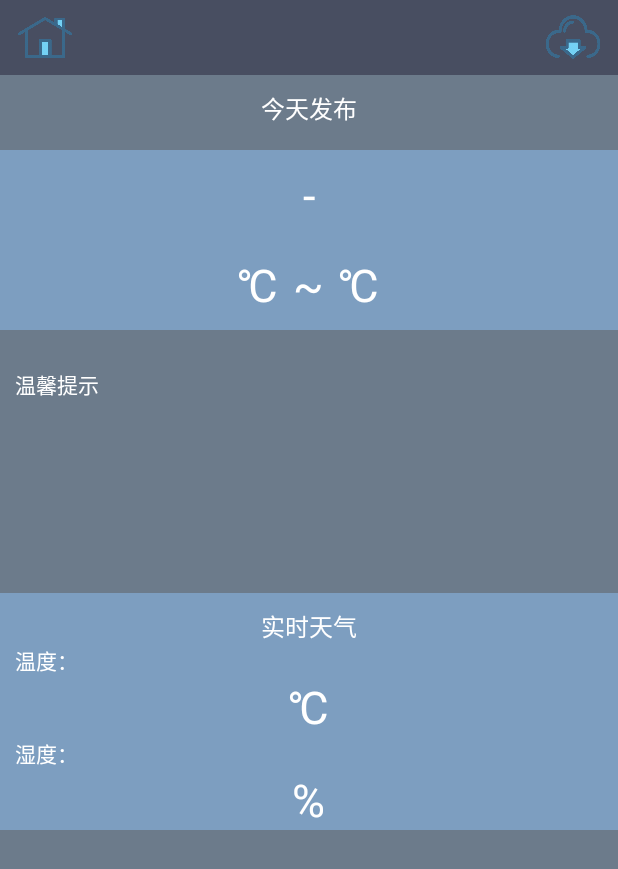
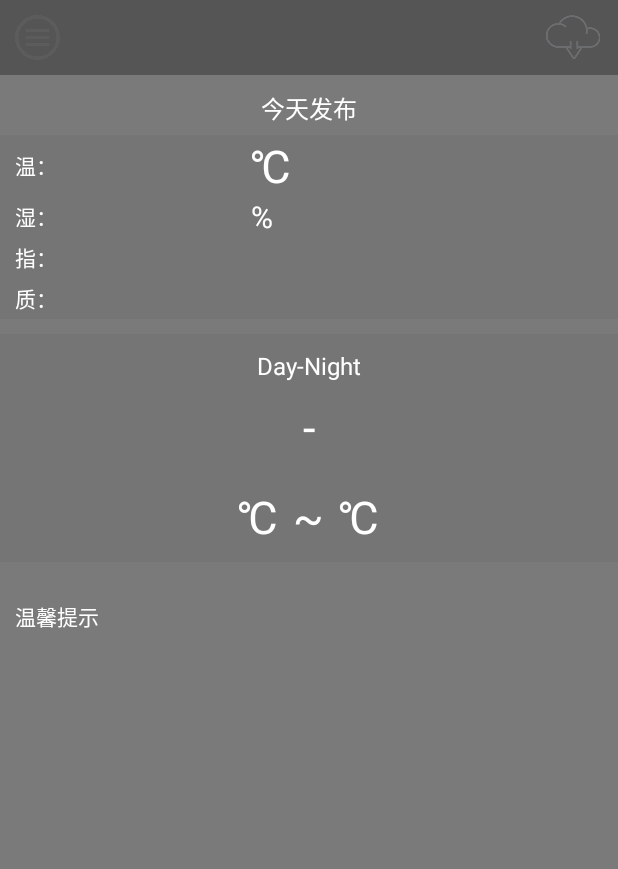
Before and after one commit to NPCMX/JustWeather, an Android app: the WeatherActivity screen opened directly, with no data from a screen before it, on a phone screen of 412 x 824 dp. Shown: the top 869 px of the screen. Run offline under Robolectric (Android 15) with nearby library versions, the phone set to English and light mode, and no system bars.

Commit message:
make views the better,add more information.

```diff
--- a/app/src/main/AndroidManifest.xml
+++ b/app/src/main/AndroidManifest.xml
@@ -8,7 +8,7 @@
 
     <application
         android:allowBackup="true"
-        android:icon="@drawable/logo"
+        android:icon="@drawable/logo2"
         android:label="@string/app_name"
         android:supportsRtl="true"
         android:theme="@style/AppTheme">
--- a/app/src/main/java/com/npcmx/justweather/app/activity/WeatherActivity.java
+++ b/app/src/main/java/com/npcmx/justweather/app/activity/WeatherActivity.java
@@ -32,8 +32,10 @@ public class WeatherActivity extends Activity implements View.OnClickListener {
     private TextView maxTempText;
 //    private TextView currentDateText;
     private TextView nowTempText;
-    private TextView nowZiwaixText;
+    private TextView nowWaterText;
     private TextView suggestionText;
+    private TextView airApiText;
+    private TextView airQltyText;
     private Button switchCity;
     private Button refreshWeather;
 
@@ -52,9 +54,10 @@ public class WeatherActivity extends Activity implements View.OnClickListener {
         weatherDespText = (TextView)findViewById(R.id.weather_desp);
         maxTempText = (TextView)findViewById(R.id.temp_max);
         minTempText = (TextView)findViewById(R.id.temp_min);
-//        currentDateText = (TextView)findViewById(R.id.current_date);
+        airApiText = (TextView)findViewById(R.id.now_api);
+        airQltyText = (TextView)findViewById(R.id.now_qlty);
         nowTempText = (TextView)findViewById(R.id.now_tem);
-        nowZiwaixText = (TextView)findViewById(R.id.now_ziwaix);
+        nowWaterText = (TextView)findViewById(R.id.now_water);
         suggestionText = (TextView)findViewById(R.id.suggest_text_view);
         suggestionText.setMovementMethod(ScrollingMovementMethod.getInstance());
 
@@ -139,7 +142,9 @@ public class WeatherActivity extends Activity implements View.OnClickListener {
 //        currentDateText.setText(prefs.getString("current_date",""));
         publishText.setText("今天"+prefs.getString("publish_time","")+"发布");
         nowTempText.setText(prefs.getString("now_temp","")+"℃");
-        nowZiwaixText.setText(prefs.getString("now_Hum","")+"%");
+        nowWaterText.setText(prefs.getString("now_Hum","")+"%");
+        airApiText.setText(prefs.getString("air_aqi",""));
+        airQltyText.setText(prefs.getString("air_qlty",""));
         suggestionText.setText("   "+prefs.getString("suggestion",""));
 
         weatherInfoLayout.setVisibility(View.VISIBLE);
--- a/app/src/main/java/com/npcmx/justweather/app/util/Utility.java
+++ b/app/src/main/java/com/npcmx/justweather/app/util/Utility.java
@@ -107,7 +107,6 @@ public class Utility {
             JSONObject jsonObject = jsonArray.getJSONObject(0);
 
             JSONArray jsonArrayDaily = jsonObject.getJSONArray("daily_forecast");
-
             JSONObject jsonObjecDate = jsonArrayDaily.getJSONObject(0);
 
             JSONObject jsonObjectDesp = jsonObjecDate.getJSONObject("cond");
@@ -117,6 +116,11 @@ public class Utility {
             JSONObject jsonObjectTmp = jsonObjecDate.getJSONObject("tmp");
             String minTemp = jsonObjectTmp.getString("min");
             String maxTemp = jsonObjectTmp.getString("max");
+
+            JSONObject jsonObjectAqi = jsonObject.getJSONObject("aqi");
+            JSONObject jsonObjectAqiX = jsonObjectAqi.getJSONObject("city");
+            String airAqi = jsonObjectAqiX.getString("aqi");
+            String airQlty = jsonObjectAqiX.getString("qlty");
 
             JSONObject jsonObjectCity = jsonObject.getJSONObject("basic");
             String cityName = jsonObjectCity.getString("city");
@@ -142,7 +146,7 @@ public class Utility {
                     +","+jsonObjectSug3.getString("txt");
 
             saveWeatherInfo(context,cityName,weatherCode,minTemp,maxTemp,weatherDespDay,weatherDespNig,
-                    publishTime,nowTem,nowHum,suggestion);
+                    publishTime,nowTem,nowHum,suggestion,airAqi,airQlty);
 
         } catch (JSONException e) {
             e.printStackTrace();
@@ -154,7 +158,7 @@ public class Utility {
      * */
     public static void saveWeatherInfo(Context context,String cityName,String weatherCode,String minTemp,
                                        String maxTemp,String weatherDespDay,String weatherDespNig,String publishTime,
-                                        String nowTem,String nowHum,String suggestion){
+                                        String nowTem,String nowHum,String suggestion,String airAqi,String airQlty){
         SimpleDateFormat sdf = new SimpleDateFormat("yyyy年M月d日", Locale.CHINA);
 
         SharedPreferences.Editor editor = PreferenceManager.getDefaultSharedPreferences(context).edit();
@@ -169,6 +173,8 @@ public class Utility {
         editor.putString("current_date",sdf.format(new Date()));
         editor.putString("now_temp",nowTem);
         editor.putString("now_Hum",nowHum);
+        editor.putString("air_aqi",airAqi);
+        editor.putString("air_qlty",airQlty);
         editor.putString("suggestion",suggestion);
         editor.commit();
     }
--- a/app/src/main/res/layout/choose_area.xml
+++ b/app/src/main/res/layout/choose_area.xml
@@ -7,7 +7,7 @@
     <RelativeLayout
         android:layout_width="match_parent"
         android:layout_height="50dp"
-        android:background="#484161">
+        android:background="#555555">
 
         <TextView
             android:id="@+id/title_text"
--- a/app/src/main/res/layout/weather_layout.xml
+++ b/app/src/main/res/layout/weather_layout.xml
@@ -8,17 +8,17 @@
     <RelativeLayout
         android:layout_width="match_parent"
         android:layout_height="50dp"
-        android:background="#484E61"
+        android:background="#555555"
         >
 
         <Button
             android:id="@+id/switch_city"
-            android:layout_width="40dp"
+            android:layout_width="30dp"
             android:layout_height="30dp"
             android:layout_centerVertical="true"
             android:layout_alignParentLeft="true"
             android:layout_marginLeft="10dp"
-            android:background="@drawable/home"/>
+            android:background="@drawable/menu"/>
 
         <TextView
             android:id="@+id/city_name"
@@ -36,14 +36,14 @@
             android:layout_centerVertical="true"
             android:layout_alignParentRight="true"
             android:layout_marginRight="10dp"
-            android:background="@drawable/refresh"/>
+            android:background="@drawable/update"/>
     </RelativeLayout>
 
     <RelativeLayout
         android:layout_width="match_parent"
         android:layout_weight="1"
         android:layout_height="0dp"
-        android:background="#6C7B8B"
+        android:background="#7A7A7A"
         >
 
         <TextView
@@ -56,15 +56,111 @@
             android:textSize="16sp"
             />
 
-        <LinearLayout
+        <TableLayout
             android:id="@+id/weather_info_layout"
             android:layout_centerHorizontal="true"
             android:layout_width="match_parent"
             android:layout_height="wrap_content"
-            android:layout_marginTop="50dp"
+            android:layout_marginTop="40dp"
+            android:background="#757575"
+            >
+            <TableRow>
+                <TextView
+                    android:layout_gravity="center_vertical"
+                    android:textColor="#fff"
+                    android:layout_width="0dp"
+                    android:layout_weight="1"
+                    android:gravity=""
+                    android:text="温："
+                    android:layout_marginLeft="10dp"
+                    />
+                <TextView
+                    android:layout_width="0dp"
+                    android:layout_weight="2"
+                    android:id="@+id/now_tem"
+                    android:textColor="#fff"
+                    android:layout_marginLeft="35dp"
+                    android:textSize="30dp"
+                    />
+            </TableRow>
+
+            <TableRow>
+                <TextView
+                    android:layout_gravity="center_vertical"
+                    android:layout_width="0dp"
+                    android:layout_weight="1"
+                    android:textColor="#fff"
+                    android:text="湿："
+                    android:layout_marginLeft="10dp"
+                    />
+                <TextView
+                    android:id="@+id/now_water"
+                    android:layout_width="0dp"
+                    android:layout_weight="2"
+                    android:textColor="#fff"
+                    android:layout_marginLeft="35dp"
+                    android:textSize="20dp"
+                    />
+            </TableRow>
+
+            <TableRow>
+                <TextView
+                    android:layout_gravity="center_vertical"
+                    android:layout_width="0dp"
+                    android:layout_weight="1"
+                    android:textColor="#fff"
+                    android:text="指："
+                    android:layout_marginLeft="10dp"
+                    />
+                <TextView
+                    android:id="@+id/now_api"
+                    android:layout_width="0dp"
+                    android:layout_weight="2"
+                    android:textColor="#fff"
+                    android:layout_marginLeft="35dp"
+                    android:textSize="20dp"
+                    />
+            </TableRow>
+
+            <TableRow>
+                <TextView
+                    android:layout_gravity="center_vertical"
+                    android:layout_width="0dp"
+                    android:layout_weight="1"
+                    android:textColor="#fff"
+                    android:text="质："
+                    android:layout_marginLeft="10dp"
+                    />
+                <TextView
+                    android:id="@+id/now_qlty"
+                    android:layout_width="0dp"
+                    android:layout_weight="2"
+                    android:textColor="#fff"
+                    android:layout_marginLeft="35dp"
+                    android:textSize="20dp"
+                    />
+            </TableRow>
+
+
+        </TableLayout>
+
+        <LinearLayout
+            android:id="@+id/weather_info_layout_2"
+            android:layout_width="match_parent"
+            android:layout_height="wrap_content"
             android:orientation="vertical"
-            android:background="#7D9EC0"
-            >
+            android:layout_marginTop="10dp"
+            android:layout_below="@id/weather_info_layout"
+            android:background="#757575">
+            <TextView
+                android:layout_width="wrap_content"
+                android:layout_height="wrap_content"
+                android:layout_gravity="center_horizontal"
+                android:layout_marginTop="10dp"
+                android:textColor="#fff"
+                android:textSize="16sp"
+                android:text="Day-Night"
+                />
 
             <TextView
                 android:id="@+id/weather_desp"
@@ -111,15 +207,16 @@
                     />
             </LinearLayout>
 
+
         </LinearLayout>
 
         <LinearLayout
-            android:id="@+id/weather_info_layout_2"
+            android:id="@+id/weather_info_layout_3"
             android:layout_width="match_parent"
             android:layout_height="wrap_content"
             android:orientation="vertical"
             android:layout_marginTop="25dp"
-            android:layout_below="@id/weather_info_layout"
+            android:layout_below="@id/weather_info_layout_2"
             >
 
             <TextView
@@ -133,68 +230,14 @@
                 android:id="@+id/suggest_text_view"
                 android:layout_gravity="center_horizontal"
                 android:layout_width="300dp"
-                android:layout_height="90dp"
+                android:layout_height="126dp"
                 android:scrollbars="vertical"
                 android:singleLine="false"
-                android:maxLines="5"
-                android:textSize="15sp"
+                android:textSize="17sp"
                 android:textColor="#fff"
                 />
 
         </LinearLayout>
-
-        <LinearLayout
-            android:id="@+id/weather_info_layout_3"
-            android:layout_width="match_parent"
-            android:layout_height="wrap_content"
-            android:orientation="vertical"
-            android:layout_marginTop="30dp"
-            android:layout_below="@id/weather_info_layout_2"
-            android:background="#7D9EC0">
-            <TextView
-                android:layout_width="wrap_content"
-                android:layout_height="wrap_content"
-                android:layout_gravity="center_horizontal"
-                android:layout_marginTop="10dp"
-                android:textColor="#fff"
-                android:textSize="16sp"
-                android:text="实时天气"
-                />
-
-            <TextView
-                android:layout_width="wrap_content"
-                android:layout_height="wrap_content"
-                android:textColor="#fff"
-                android:text="温度："
-                android:layout_marginLeft="10dp"
-                />
-            <TextView
-                android:id="@+id/now_tem"
-                android:layout_width="wrap_content"
-                android:layout_height="wrap_content"
-                android:layout_gravity="center_horizontal"
-                android:textColor="#fff"
-                android:textSize="30dp"
-                />
-            <TextView
-                android:layout_width="wrap_content"
-                android:layout_height="wrap_content"
-                android:textColor="#fff"
-                android:text="湿度："
-                android:layout_marginLeft="10dp"
-                />
-            <TextView
-                android:id="@+id/now_ziwaix"
-                android:layout_width="wrap_content"
-                android:layout_height="wrap_content"
-                android:layout_gravity="center_horizontal"
-                android:textColor="#fff"
-                android:textSize="30dp"
-                />
-
-        </LinearLayout>
-
-
     </RelativeLayout>
 
 </LinearLayout>
```
Also changed, not shown: app/src/main/res/drawable/Logo2.png (added), app/src/main/res/drawable/logo.png (deleted), app/src/main/res/drawable/menu.png (added), app/src/main/res/drawable/update.png (added).
